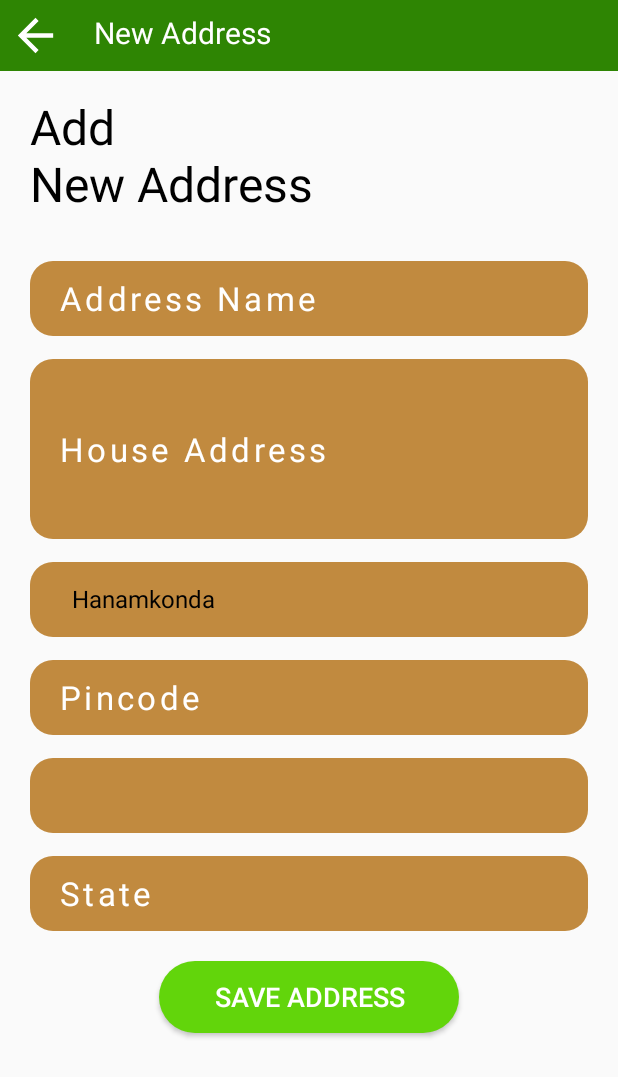
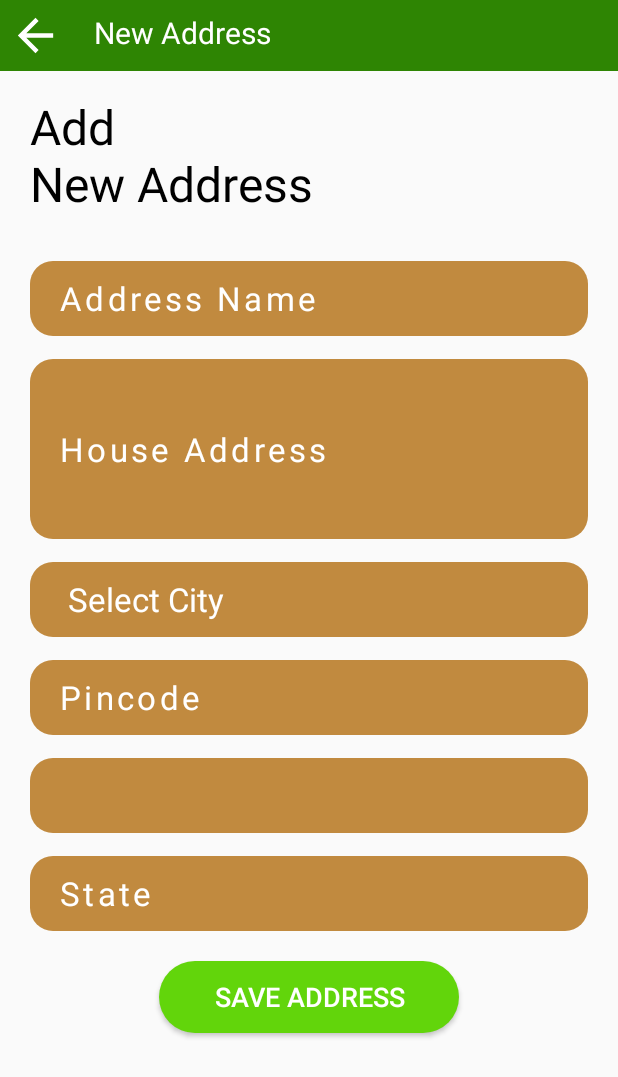
Before and after one commit to rakhiumma/project223, an Android app: the AddaddressActivity screen opened directly, with no data from a screen before it, on a phone screen of 412 x 824 dp. Shown: the top 1077 px of the screen. Run offline under Robolectric (Android 15) with nearby library versions, the phone set to English and light mode, and no system bars; our stand-ins replace Volley.

Commit message:
22032022

```diff
--- a/app/src/main/res/layout/activity_addaddress.xml
+++ b/app/src/main/res/layout/activity_addaddress.xml
@@ -86,12 +86,10 @@
         android:layout_marginTop="15dp"
         android:textColorHint="@color/white"
         android:paddingLeft="20dp"
-        android:textSize="22dp"
-        android:inputType="text"
         android:letterSpacing="0.1"
         android:textColor="@color/white"
-        android:textAllCaps="true"
-        android:enabled="false"
+        android:spinnerMode="dropdown"
+        android:theme="@style/SpinnerTheme"
         />
     <EditText
         android:id="@+id/adPincode_ed"
@@ -122,11 +120,10 @@
         android:layout_marginTop="15dp"
         android:textColorHint="@color/white"
         android:paddingLeft="20dp"
-        android:textSize="22dp"
-        android:inputType="text"
         android:letterSpacing="0.1"
         android:textColor="@color/white"
-        android:textAllCaps="true"
+        android:spinnerMode="dropdown"
+        android:theme="@style/SpinnerTheme"
         />
     <EditText
         android:id="@+id/adState_ed"
--- /dev/null
+++ b/app/src/main/res/layout/spinner_item.xml
@@ -0,0 +1,8 @@
+<?xml version="1.0" encoding="utf-8"?>
+<TextView xmlns:android="http://schemas.android.com/apk/res/android"
+    android:layout_width="match_parent"
+    android:layout_height="wrap_content"
+    android:textSize="22dp"
+    android:textColor="@color/white"
+    android:padding="5dp"
+    />
--- a/app/src/main/res/values/themes.xml
+++ b/app/src/main/res/values/themes.xml
@@ -28,4 +28,12 @@
         <!-- Customize your theme here. -->
         <item name="android:windowActionBarOverlay">true</item>
     </style>
+
+    <style name="SpinnerTheme">
+        <item name="android:colorBackground">@color/teal_700</item>
+        <item name="android:textColorPrimary">@color/white</item>
+        <item name="android:textColorSecondary">@color/white</item>
+        <item name="android:textColorTertiary">@color/white</item>
+        <item name="android:textColorPrimaryDisableOnly">@color/black</item>
+    </style>
 </resources>
```
Also changed, not shown: app/src/main/java/com/oakspro/a1rice/AddaddressActivity.java (+109 -80 lines).
